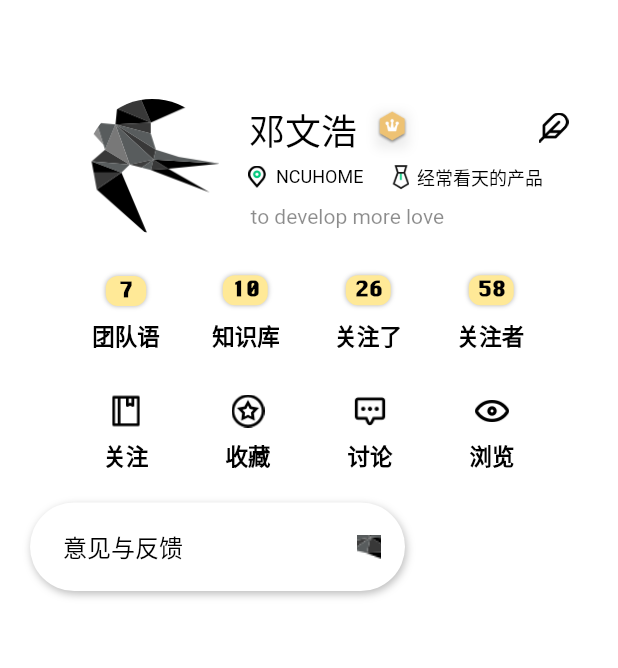
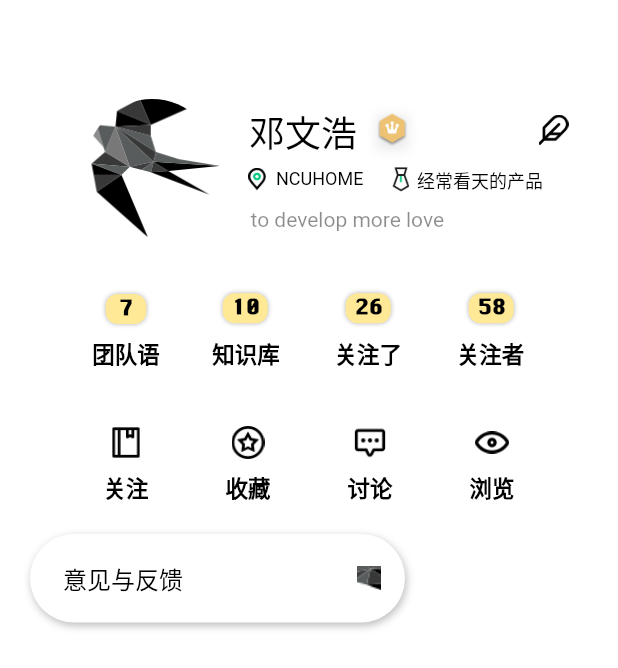
Before and after one commit to aboutmydreams/yuyan_app, a Flutter app: the MyPage screen opened directly, on a phone screen of 412 x 824 dp. Shown: the top 668 px of the screen. Run offline on Flutter 3.47's test engine with Material 2 defaults, Android fonts, the phone set to English and light mode, and no system bars; our stand-ins replace cached_network_image, curved_navigation_bar, dio, flare_flutter, flutter_svg, fluttertoast and 3 more; missing offline and left inert: flutter_webview_plugin; accounts and stored records are empty; Roboto replaces fonts that are missing (PingFang SC).

Commit message:
:lipstick: :art: beautify the ui

```diff
--- a/lib/models/widgets_small/user_event.dart
+++ b/lib/models/widgets_small/user_event.dart
@@ -32,12 +32,12 @@ Widget userEvent(BuildContext context,
                   "$title",
                   maxLines: 1,
                   textAlign: TextAlign.center,
-                  style: AppStyles.textStyleB,
+                  style: AppStyles.textStyleBB,
                 ),
                 Text(
                   "$event",
                   textAlign: TextAlign.center,
-                  style: AppStyles.textStyleC,
+                  style: AppStyles.textStyleCC,
                 )
               ],
             ),
--- a/lib/state_manage/dataManage/attent_manage.dart
+++ b/lib/state_manage/dataManage/attent_manage.dart
@@ -99,8 +99,7 @@ Map<String, dynamic> fixAttentData(Map<String, dynamic> data) {
           event["book_id"] = sub["book_id"] ?? 0;
           event["avatar_url"] = sub["avatar_url"] ?? "";
           String slug = sub["slug"] ?? "";
-          event["url"] =
-              "https://www.yuque.com/" + sub["user"]["login"] + "/" + slug;
+          event["url"] = "https://www.yuque.com/" + sub["login"] + "/" + slug;
           oneData["event"].add(event);
         }
       }
--- a/lib/views/explore_page/attention/view/to_artboard.dart
+++ b/lib/views/explore_page/attention/view/to_artboard.dart
@@ -58,7 +58,7 @@ Widget toArtboard(BuildContext context, Data data) {
                     label: Text(
                       "${data.event[0].title}",
                       textAlign: TextAlign.center,
-                      style: AppStyles.textStyleB,
+                      style: AppStyles.textStyleBB,
                     ),
                   ),
                 ),
--- a/lib/views/explore_page/attention/view/to_doc.dart
+++ b/lib/views/explore_page/attention/view/to_doc.dart
@@ -51,7 +51,7 @@ Widget toDoc(BuildContext context, Data data) {
                         child: Text(
                           "${data.event[0].title}",
                           textAlign: TextAlign.start,
-                          style: AppStyles.textStyleBB,
+                          style: AppStyles.textStyleB,
                         ),
                       ),
                       data.event[0].description == ""
--- a/lib/views/explore_page/selection/view/sec_item.dart
+++ b/lib/views/explore_page/selection/view/sec_item.dart
@@ -101,7 +101,7 @@ Widget secItemUI(BuildContext context, Data data) {
                           margin: EdgeInsets.only(right: 38),
                           child: Text(clearText(data.user.name, 12),
                               textAlign: TextAlign.center,
-                              style: AppStyles.textStyleC),
+                              style: AppStyles.textStyleCC),
                         ),
                         Expanded(child: SizedBox()),
                         Container(
--- a/lib/views/my_page/view/info_count.dart
+++ b/lib/views/my_page/view/info_count.dart
@@ -6,7 +6,7 @@ Widget infoCount() {
     alignment: Alignment.topCenter,
     child: Container(
       width: 289,
-      height: 52,
+      height: 70,
       margin: EdgeInsets.only(top: 28),
       child: Row(
         children: [
@@ -52,7 +52,7 @@ Widget infoCount() {
                 Text(
                   "团队语",
                   textAlign: TextAlign.center,
-                  style: AppStyles.textStyleB,
+                  style: AppStyles.textStyleBB,
                 ),
               ],
             ),
@@ -100,7 +100,7 @@ Widget infoCount() {
                 Text(
                   "知识库",
                   textAlign: TextAlign.center,
-                  style: AppStyles.textStyleB,
+                  style: AppStyles.textStyleBB,
                 ),
               ],
             ),
@@ -152,7 +152,7 @@ Widget infoCount() {
                   child: Text(
                     "关注了",
                     textAlign: TextAlign.center,
-                    style: AppStyles.textStyleB,
+                    style: AppStyles.textStyleBB,
                   ),
                 ),
               ],
@@ -203,7 +203,7 @@ Widget infoCount() {
                   child: Text(
                     "关注者",
                     textAlign: TextAlign.center,
-                    style: AppStyles.textStyleB,
+                    style: AppStyles.textStyleBB,
                   ),
                 ),
               ],
--- a/lib/views/my_page/view/user_info.dart
+++ b/lib/views/my_page/view/user_info.dart
@@ -4,7 +4,7 @@ import 'package:yuyan_app/models/component/appUI.dart';
 Widget userInfo() {
   return Container(
     width: 322,
-    height: 89,
+    height: 92,
     margin: EdgeInsets.only(left: 24, top: 66),
     child: Row(
       crossAxisAlignment: CrossAxisAlignment.center,
@@ -12,7 +12,7 @@ Widget userInfo() {
       children: [
         Container(
           width: 89,
-          height: 89,
+          height: 92,
           child: ClipOval(
             child: Image.asset(
               "assets/images/logo.png",
--- a/lib/views/my_page/view/user_own.dart
+++ b/lib/views/my_page/view/user_own.dart
@@ -41,7 +41,7 @@ Widget oneOwn(String text, String imgName) {
         Text(
           "$text",
           textAlign: TextAlign.center,
-          style: AppStyles.textStyleB,
+          style: AppStyles.textStyleBB,
         ),
       ],
     ),
```
Also changed, not shown: lib/models/component/appUI.dart (+15 -7 lines), lib/views/begin_init/first_page/first_page.dart (+10 -6 lines), lib/views/explore_page/attention/view/to_user_or_book.dart (+16 -4 lines).
